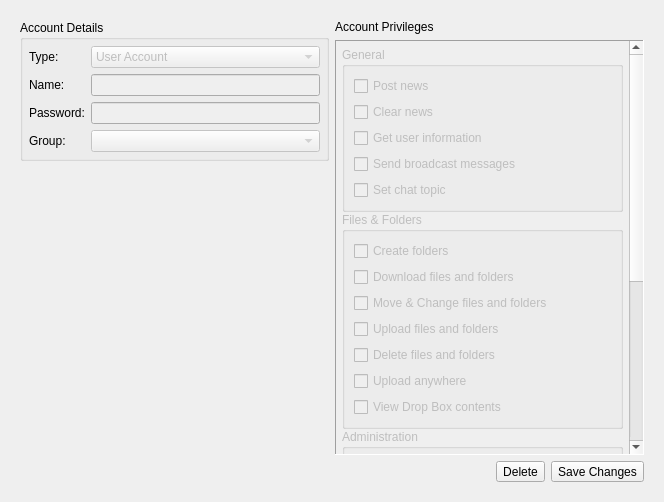
The window that qw_client/QwcAccountsWidget.ui (pcjpnet/qwired-suite) describes before a commit, drawn with Qt 5.
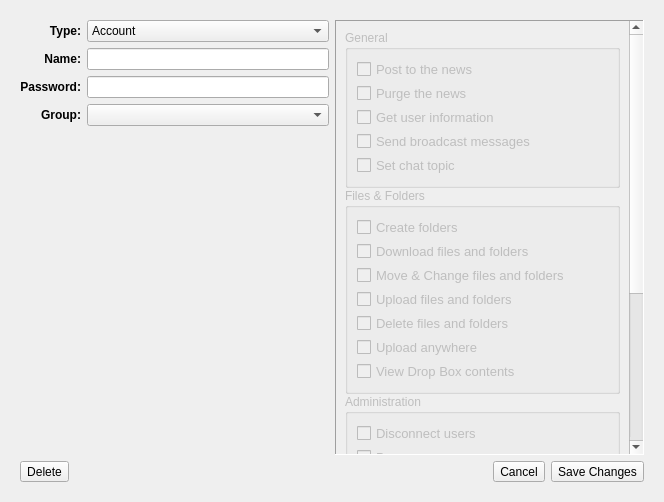
The same window after the commit. The open tabs and pages were chosen to show the change. Icons and pictures are not drawn.

Commit message: Lots of changes to the new account/group editor.

```diff
--- a/qw_client/QwcAccountsWidget.ui
+++ b/qw_client/QwcAccountsWidget.ui
@@ -17,38 +17,38 @@
    <item row="0" column="0">
     <widget class="QStackedWidget" name="stackedWidget">
      <property name="currentIndex">
-      <number>0</number>
+      <number>1</number>
      </property>
      <widget class="QWidget" name="page">
-      <layout class="QGridLayout" name="gridLayout_3">
-       <item row="0" column="0">
-        <layout class="QVBoxLayout" name="verticalLayout_8">
-         <item>
-          <widget class="QGroupBox" name="groupBox">
-           <property name="title">
-            <string>Account Details</string>
-           </property>
-           <layout class="QVBoxLayout" name="verticalLayout_6">
-            <property name="margin">
-             <number>6</number>
-            </property>
-            <item>
              <layout class="QGridLayout" name="gridLayout_2">
               <item row="0" column="0">
+        <layout class="QVBoxLayout" name="verticalLayout_6">
+         <item>
+          <layout class="QGridLayout">
+           <item row="0" column="0">
                <widget class="QLabel" name="label">
+             <property name="font">
+              <font>
+               <weight>75</weight>
+               <bold>true</bold>
+              </font>
+             </property>
                 <property name="text">
                  <string>Type:</string>
                 </property>
+             <property name="alignment">
+              <set>Qt::AlignRight|Qt::AlignTrailing|Qt::AlignVCenter</set>
+             </property>
                </widget>
               </item>
               <item row="0" column="1">
-               <widget class="QComboBox" name="fType">
+            <widget class="QComboBox" name="fAccountType">
                 <property name="enabled">
-                 <bool>false</bool>
+              <bool>true</bool>
                 </property>
                 <item>
                  <property name="text">
-                  <string>User Account</string>
+               <string>Account</string>
                  </property>
                  <property name="icon">
                   <iconset resource="application.qrc">
@@ -57,7 +57,7 @@
                 </item>
                 <item>
                  <property name="text">
-                  <string>Account Group</string>
+               <string>Group</string>
                  </property>
                  <property name="icon">
                   <iconset resource="application.qrc">
@@ -68,29 +68,47 @@
               </item>
               <item row="1" column="0">
                <widget class="QLabel" name="label_2">
+             <property name="font">
+              <font>
+               <weight>75</weight>
+               <bold>true</bold>
+              </font>
+             </property>
                 <property name="text">
                  <string>Name:</string>
                 </property>
+             <property name="alignment">
+              <set>Qt::AlignRight|Qt::AlignTrailing|Qt::AlignVCenter</set>
+             </property>
                </widget>
               </item>
               <item row="1" column="1">
                <widget class="QLineEdit" name="fName">
                 <property name="enabled">
-                 <bool>false</bool>
+              <bool>true</bool>
                 </property>
                </widget>
               </item>
               <item row="2" column="0">
                <widget class="QLabel" name="label_3">
+             <property name="font">
+              <font>
+               <weight>75</weight>
+               <bold>true</bold>
+              </font>
+             </property>
                 <property name="text">
                  <string>Password:</string>
                 </property>
+             <property name="alignment">
+              <set>Qt::AlignRight|Qt::AlignTrailing|Qt::AlignVCenter</set>
+             </property>
                </widget>
               </item>
               <item row="2" column="1">
                <widget class="QLineEdit" name="fPassword">
                 <property name="enabled">
-                 <bool>false</bool>
+              <bool>true</bool>
                 </property>
                 <property name="echoMode">
                  <enum>QLineEdit::Password</enum>
@@ -99,22 +117,28 @@
               </item>
               <item row="3" column="0">
                <widget class="QLabel" name="label_4">
+             <property name="font">
+              <font>
+               <weight>75</weight>
+               <bold>true</bold>
+              </font>
+             </property>
                 <property name="text">
                  <string>Group:</string>
                 </property>
+             <property name="alignment">
+              <set>Qt::AlignRight|Qt::AlignTrailing|Qt::AlignVCenter</set>
+             </property>
                </widget>
               </item>
               <item row="3" column="1">
                <widget class="QComboBox" name="fGroup">
                 <property name="enabled">
-                 <bool>false</bool>
+              <bool>true</bool>
                 </property>
                </widget>
               </item>
              </layout>
-            </item>
-           </layout>
-          </widget>
          </item>
          <item>
           <spacer name="verticalSpacer">
@@ -132,22 +156,10 @@
         </layout>
        </item>
        <item row="0" column="1">
-        <layout class="QVBoxLayout" name="verticalLayout_7">
-         <item>
-          <widget class="QLabel" name="label_7">
-           <property name="text">
-            <string>Account Privileges</string>
-           </property>
-          </widget>
-         </item>
-         <item>
-          <widget class="QScrollArea" name="scrollArea">
+        <widget class="QScrollArea" name="fPrivilegesBox">
            <property name="frameShape">
             <enum>QFrame::Panel</enum>
            </property>
-           <property name="horizontalScrollBarPolicy">
-            <enum>Qt::ScrollBarAlwaysOff</enum>
-           </property>
            <property name="widgetResizable">
             <bool>true</bool>
            </property>
@@ -155,15 +167,12 @@
             <property name="geometry">
              <rect>
               <x>0</x>
-              <y>-270</y>
-              <width>284</width>
-              <height>657</height>
+            <y>0</y>
+            <width>291</width>
+            <height>625</height>
              </rect>
             </property>
             <layout class="QGridLayout" name="gridLayout_5">
-             <property name="margin">
-              <number>6</number>
-             </property>
              <item row="0" column="0">
               <layout class="QVBoxLayout" name="verticalLayout_2">
                <property name="spacing">
@@ -178,22 +187,46 @@
                   <string>General</string>
                  </property>
                  <layout class="QVBoxLayout" name="verticalLayout_4">
+                <property name="spacing">
+                 <number>3</number>
+                </property>
                   <item>
                    <widget class="QCheckBox" name="fBasicPostNews">
+                  <property name="font">
+                   <font>
+                    <pointsize>10</pointsize>
+                    <weight>50</weight>
+                    <bold>false</bold>
+                   </font>
+                  </property>
                     <property name="text">
-                     <string>Post news</string>
+                   <string>Post to the news</string>
                     </property>
                    </widget>
                   </item>
                   <item>
                    <widget class="QCheckBox" name="fBasicClearNews">
+                  <property name="font">
+                   <font>
+                    <pointsize>10</pointsize>
+                    <weight>50</weight>
+                    <bold>false</bold>
+                   </font>
+                  </property>
                     <property name="text">
-                     <string>Clear news</string>
+                   <string>Purge the news</string>
                     </property>
                    </widget>
                   </item>
                   <item>
                    <widget class="QCheckBox" name="fBasicGetUserInfo">
+                  <property name="font">
+                   <font>
+                    <pointsize>10</pointsize>
+                    <weight>50</weight>
+                    <bold>false</bold>
+                   </font>
+                  </property>
                     <property name="text">
                      <string>Get user information</string>
                     </property>
@@ -201,6 +234,13 @@
                   </item>
                   <item>
                    <widget class="QCheckBox" name="fBasicBroadcast">
+                  <property name="font">
+                   <font>
+                    <pointsize>10</pointsize>
+                    <weight>50</weight>
+                    <bold>false</bold>
+                   </font>
+                  </property>
                     <property name="text">
                      <string>Send broadcast messages</string>
                     </property>
@@ -208,6 +248,13 @@
                   </item>
                   <item>
                    <widget class="QCheckBox" name="fBasicSetTopic">
+                  <property name="font">
+                   <font>
+                    <pointsize>10</pointsize>
+                    <weight>50</weight>
+                    <bold>false</bold>
+                   </font>
+                  </property>
                     <property name="text">
                      <string>Set chat topic</string>
                     </property>
@@ -225,8 +272,18 @@
                   <string>Files &amp;&amp; Folders</string>
                  </property>
                  <layout class="QVBoxLayout" name="verticalLayout_3">
+                <property name="spacing">
+                 <number>3</number>
+                </property>
                   <item>
                    <widget class="QCheckBox" name="fFilesCreateFolders">
+                  <property name="font">
+                   <font>
+                    <pointsize>10</pointsize>
+                    <weight>50</weight>
+                    <bold>false</bold>
+                   </font>
+                  </property>
                     <property name="text">
                      <string>Create folders</string>
                     </property>
@@ -234,6 +291,13 @@
                   </item>
                   <item>
                    <widget class="QCheckBox" name="fFilesDownload">
+                  <property name="font">
+                   <font>
+                    <pointsize>10</pointsize>
+                    <weight>50</weight>
+                    <bold>false</bold>
+                   </font>
+                  </property>
                     <property name="text">
                      <string>Download files and folders</string>
                     </property>
@@ -241,6 +305,13 @@
                   </item>
                   <item>
                    <widget class="QCheckBox" name="fFilesMoveChange">
+                  <property name="font">
+                   <font>
+                    <pointsize>10</pointsize>
+                    <weight>50</weight>
+                    <bold>false</bold>
+                   </font>
+                  </property>
                     <property name="text">
                      <string>Move &amp;&amp; Change files and folders</string>
                     </property>
@@ -248,6 +319,13 @@
                   </item>
                   <item>
                    <widget class="QCheckBox" name="fFilesUpload">
+                  <property name="font">
+                   <font>
+                    <pointsize>10</pointsize>
+                    <weight>50</weight>
+                    <bold>false</bold>
+                   </font>
+                  </property>
                     <property name="text">
                      <string>Upload files and folders</string>
                     </property>
@@ -255,6 +333,13 @@
                   </item>
                   <item>
                    <widget class="QCheckBox" name="fFilesDelete">
+                  <property name="font">
+                   <font>
+                    <pointsize>10</pointsize>
+                    <weight>50</weight>
+                    <bold>false</bold>
+                   </font>
+                  </property>
                     <property name="text">
                      <string>Delete files and folders</string>
                     </property>
@@ -262,6 +347,13 @@
                   </item>
                   <item>
                    <widget class="QCheckBox" name="fFilesUploadAnywhere">
+                  <property name="font">
+                   <font>
+                    <pointsize>10</pointsize>
+                    <weight>50</weight>
+                    <bold>false</bold>
+                   </font>
+                  </property>
                     <property name="text">
                      <string>Upload anywhere</string>
                     </property>
@@ -269,6 +361,13 @@
                   </item>
                   <item>
                    <widget class="QCheckBox" name="fFilesViewDropBoxes">
+                  <property name="font">
+                   <font>
+                    <pointsize>10</pointsize>
+                    <weight>50</weight>
+                    <bold>false</bold>
+                   </font>
+                  </property>
                     <property name="text">
                      <string>View Drop Box contents</string>
                     </property>
@@ -286,8 +385,18 @@
                   <string>Administration</string>
                  </property>
                  <layout class="QVBoxLayout" name="verticalLayout_5">
+                <property name="spacing">
+                 <number>3</number>
+                </property>
                   <item>
                    <widget class="QCheckBox" name="fUsersKick">
+                  <property name="font">
+                   <font>
+                    <pointsize>10</pointsize>
+                    <weight>50</weight>
+                    <bold>false</bold>
+                   </font>
+                  </property>
                     <property name="text">
                      <string>Disconnect users</string>
                     </property>
@@ -295,6 +404,13 @@
                   </item>
                   <item>
                    <widget class="QCheckBox" name="fUsersBan">
+                  <property name="font">
+                   <font>
+                    <pointsize>10</pointsize>
+                    <weight>50</weight>
+                    <bold>false</bold>
+                   </font>
+                  </property>
                     <property name="text">
                      <string>Ban users</string>
                     </property>
@@ -302,6 +418,13 @@
                   </item>
                   <item>
                    <widget class="QCheckBox" name="fUsersNoKick">
+                  <property name="font">
+                   <font>
+                    <pointsize>10</pointsize>
+                    <weight>50</weight>
+                    <bold>false</bold>
+                   </font>
+                  </property>
                     <property name="text">
                      <string>Can not be disconnected</string>
                     </property>
@@ -309,6 +432,13 @@
                   </item>
                   <item>
                    <widget class="QCheckBox" name="fUsersCreate">
+                  <property name="font">
+                   <font>
+                    <pointsize>10</pointsize>
+                    <weight>50</weight>
+                    <bold>false</bold>
+                   </font>
+                  </property>
                     <property name="text">
                      <string>Create accounts and groups</string>
                     </property>
@@ -316,6 +446,13 @@
                   </item>
                   <item>
                    <widget class="QCheckBox" name="fUsersEdit">
+                  <property name="font">
+                   <font>
+                    <pointsize>10</pointsize>
+                    <weight>50</weight>
+                    <bold>false</bold>
+                   </font>
+                  </property>
                     <property name="text">
                      <string>Edit accounts and groups</string>
                     </property>
@@ -323,6 +460,13 @@
                   </item>
                   <item>
                    <widget class="QCheckBox" name="fUsersDelete">
+                  <property name="font">
+                   <font>
+                    <pointsize>10</pointsize>
+                    <weight>50</weight>
+                    <bold>false</bold>
+                   </font>
+                  </property>
                     <property name="text">
                      <string>Delete accounts and groups</string>
                     </property>
@@ -330,6 +474,13 @@
                   </item>
                   <item>
                    <widget class="QCheckBox" name="fUsersElevate">
+                  <property name="font">
+                   <font>
+                    <pointsize>10</pointsize>
+                    <weight>50</weight>
+                    <bold>false</bold>
+                   </font>
+                  </property>
                     <property name="text">
                      <string>Elevate own privileges</string>
                     </property>
@@ -433,10 +584,22 @@
            </widget>
           </widget>
          </item>
-        </layout>
-       </item>
        <item row="1" column="0" colspan="2">
         <layout class="QHBoxLayout">
+         <item>
+          <widget class="QToolButton" name="btnEditDelete">
+           <property name="text">
+            <string>Delete</string>
+           </property>
+           <property name="icon">
+            <iconset resource="application.qrc">
+             <normaloff>:/icons/16x16/edit-delete.png</normaloff>:/icons/16x16/edit-delete.png</iconset>
+           </property>
+           <property name="toolButtonStyle">
+            <enum>Qt::ToolButtonTextBesideIcon</enum>
+           </property>
+          </widget>
+         </item>
          <item>
           <spacer>
            <property name="orientation">
@@ -451,13 +614,13 @@
           </spacer>
          </item>
          <item>
-          <widget class="QToolButton" name="fBtnDelete">
+          <widget class="QToolButton" name="btnEditCancel">
            <property name="text">
-            <string>Delete</string>
+            <string>Cancel</string>
            </property>
            <property name="icon">
             <iconset resource="application.qrc">
-             <normaloff>:/icons/16x16/edit-delete.png</normaloff>:/icons/16x16/edit-delete.png</iconset>
+             <normaloff>:/icons/16x16/process-stop.png</normaloff>:/icons/16x16/process-stop.png</iconset>
            </property>
            <property name="toolButtonStyle">
             <enum>Qt::ToolButtonTextBesideIcon</enum>
@@ -488,7 +651,7 @@
         <widget class="QListWidget" name="fList">
          <property name="sizePolicy">
           <sizepolicy hsizetype="Expanding" vsizetype="Expanding">
-           <horstretch>3</horstretch>
+           <horstretch>6</horstretch>
            <verstretch>0</verstretch>
           </sizepolicy>
          </property>
@@ -497,38 +660,15 @@
        <item>
         <layout class="QVBoxLayout" name="verticalLayout">
          <item>
-          <spacer name="verticalSpacer_3">
-           <property name="orientation">
-            <enum>Qt::Vertical</enum>
-           </property>
-           <property name="sizeHint" stdset="0">
-            <size>
-             <width>20</width>
-             <height>40</height>
-            </size>
-           </property>
-          </spacer>
-         </item>
-         <item>
-          <widget class="QLabel" name="label_9">
-           <property name="text">
-            <string>Double-click on a user or group to edit, or click &quot;Create Group or Account...&quot; to create a new one.</string>
-           </property>
-           <property name="wordWrap">
-            <bool>true</bool>
-           </property>
-          </widget>
-         </item>
-         <item>
-          <widget class="QToolButton" name="fBtnNew">
+          <widget class="QToolButton" name="btnCreateAccount">
            <property name="sizePolicy">
-            <sizepolicy hsizetype="Fixed" vsizetype="Fixed">
-             <horstretch>10</horstretch>
+            <sizepolicy hsizetype="MinimumExpanding" vsizetype="Fixed">
+             <horstretch>0</horstretch>
              <verstretch>0</verstretch>
             </sizepolicy>
            </property>
            <property name="text">
-            <string>Create Group or Account...</string>
+            <string>Create New Account or Group...</string>
            </property>
            <property name="icon">
             <iconset resource="application.qrc">
@@ -539,6 +679,52 @@
            </property>
           </widget>
          </item>
+         <item>
+          <widget class="QToolButton" name="btnEditAccount">
+           <property name="enabled">
+            <bool>false</bool>
+           </property>
+           <property name="sizePolicy">
+            <sizepolicy hsizetype="MinimumExpanding" vsizetype="Fixed">
+             <horstretch>0</horstretch>
+             <verstretch>0</verstretch>
+            </sizepolicy>
+           </property>
+           <property name="text">
+            <string>Edit Selected Account or Group...</string>
+           </property>
+           <property name="icon">
+            <iconset resource="application.qrc">
+             <normaloff>:/icons/16x16/stock-edit-16.png</normaloff>:/icons/16x16/stock-edit-16.png</iconset>
+           </property>
+           <property name="toolButtonStyle">
+            <enum>Qt::ToolButtonTextBesideIcon</enum>
+           </property>
+          </widget>
+         </item>
+         <item>
+          <widget class="QToolButton" name="btnRefreshAccounts">
+           <property name="enabled">
+            <bool>true</bool>
+           </property>
+           <property name="sizePolicy">
+            <sizepolicy hsizetype="MinimumExpanding" vsizetype="Fixed">
+             <horstretch>0</horstretch>
+             <verstretch>0</verstretch>
+            </sizepolicy>
+           </property>
+           <property name="text">
+            <string>Refresh Accounts and Groups</string>
+           </property>
+           <property name="icon">
+            <iconset resource="application.qrc">
+             <normaloff>:/icons/icn_refresh.png</normaloff>:/icons/icn_refresh.png</iconset>
+           </property>
+           <property name="toolButtonStyle">
+            <enum>Qt::ToolButtonTextBesideIcon</enum>
+           </property>
+          </widget>
+         </item>
          <item>
           <spacer name="verticalSpacer_2">
            <property name="orientation">
```
Lines whose indentation alone changed are shown as unchanged. The commit also changes 5 other files.
